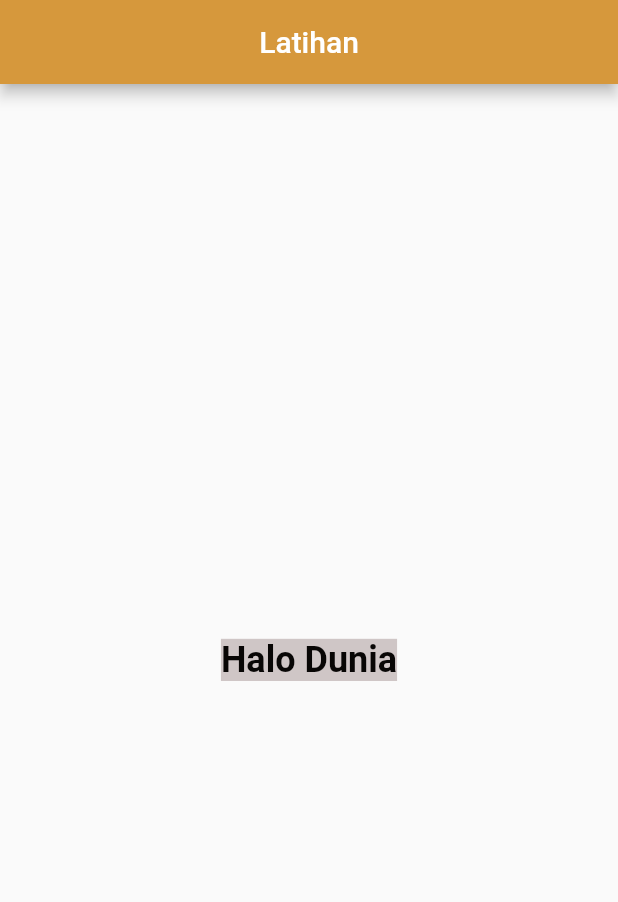
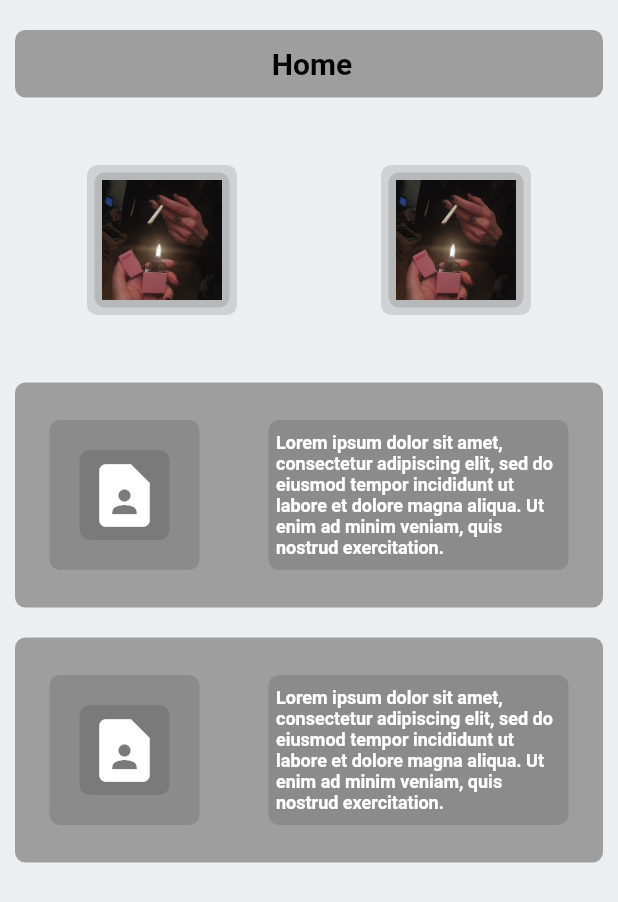
Before and after one commit to nazalappp/flutter, a Flutter app: the screen it shows after launch, on a phone screen of 412 x 824 dp. Shown: the top 902 px of the screen. Run offline on Flutter 3.47's test engine with Material 2 defaults, Android fonts, the phone set to English and light mode, and no system bars.

Commit message:
latihan-1

```diff
--- /dev/null
+++ b/lib/column_widget.dart
@@ -0,0 +1,17 @@
+import 'package:flutter/material.dart';
+
+class ColumnWidget extends StatelessWidget {
+  @override
+  Widget build(BuildContext context) {
+    return Column(
+      mainAxisAlignment: MainAxisAlignment.start,
+      children: [
+        Text("Nasi Goreng + Dancow Oreo"),
+        Padding(padding: EdgeInsets.only(top: 10)),
+        Text("Mie Ayam + Teh Pochi"),
+        Padding(padding: EdgeInsets.only(top: 10)),
+        Text("Bakso + Teh Soda"),
+      ],
+    );
+  }
+}
--- /dev/null
+++ b/lib/container_widget.dart
@@ -0,0 +1,23 @@
+import 'package:flutter/material.dart';
+
+class ContainerWidget extends StatelessWidget {
+  const ContainerWidget({super.key});
+
+  @override
+  Widget build(BuildContext context) {
+    return Container(
+      height: 200,
+      width: 200,
+      decoration: BoxDecoration(
+        gradient: LinearGradient(
+          colors: [Color.fromARGB(255, 238, 103, 103), Colors.grey, Color.fromARGB(255, 180, 29, 29)],
+        ),
+        // color: Colors.blueGrey,
+        borderRadius: BorderRadius.circular(10)
+      ),
+      child: Center(
+        child: Text("Ini adalah Container"),
+      ),
+    );
+  }
+}
--- /dev/null
+++ b/lib/latihan/latihan_satu.dart
@@ -0,0 +1,232 @@
+import 'package:flutter/material.dart';
+
+class LatihanSatu extends StatefulWidget {
+  const LatihanSatu({super.key});
+
+  @override
+  State<LatihanSatu> createState() => _LatihanSatuState();
+}
+
+class _LatihanSatuState extends State<LatihanSatu> {
+  @override
+  Widget build(BuildContext context) {
+    return Scaffold(
+      body: Container(
+        color: Colors.blueGrey[50],
+        padding: const EdgeInsets.only(left: 10, right: 10),
+        child: ListView(
+          children: [
+            Container(
+              decoration: BoxDecoration(
+                  color: Colors.grey, borderRadius: BorderRadius.circular(7)),
+              margin: const EdgeInsets.only(top: 20),
+              width: 10,
+              height: 45,
+              child: Row(
+                mainAxisAlignment: MainAxisAlignment.center,
+                children: [
+                  Container(
+                    margin: const EdgeInsets.only(left: 4),
+                    padding: const EdgeInsets.all(5),
+                    child: const Text(
+                      'Home',
+                      style: TextStyle(
+                        color: Color.fromARGB(255, 0, 0, 0),
+                        fontSize: 20,
+                        fontWeight: FontWeight.w700,
+                      ),
+                    ),
+                  ),
+                ],
+              ),
+            ),
+            Container(
+              // decoration: BoxDecoration(
+              //     color: Colors.grey, borderRadius: BorderRadius.circular(7)),
+              margin: const EdgeInsets.only(top: 20),
+              width: 10,
+              height: 150,
+              child: Row(
+                mainAxisAlignment: MainAxisAlignment.spaceAround,
+                children: [
+                  Container(
+                    decoration: BoxDecoration(
+                        color: Colors.black12,
+                        borderRadius: BorderRadius.circular(7)),
+                    padding: const EdgeInsets.all(5),
+                    height: 100,
+                    width: 100,
+                    child: Column(
+                      mainAxisAlignment: MainAxisAlignment.center,
+                      crossAxisAlignment: CrossAxisAlignment.center,
+                      children: [
+                        Container(
+                          decoration: BoxDecoration(
+                              color: Colors.black12,
+                              borderRadius: BorderRadius.circular(7)),
+                          padding: const EdgeInsets.all(5),
+                          child: [
+                            Image.asset(
+                              "assets/images/image.jpg"
+                            ),
+                          ][0],
+                        )
+                      ],
+                    ),
+                  ),
+                  Container(
+                    decoration: BoxDecoration(
+                        color: Colors.black12,
+                        borderRadius: BorderRadius.circular(7)),
+                    padding: const EdgeInsets.all(5),
+                    height: 100,
+                    width: 100,
+                    child: Column(
+                      mainAxisAlignment: MainAxisAlignment.center,
+                      crossAxisAlignment: CrossAxisAlignment.center,
+                      children: [
+                        Container(
+                          decoration: BoxDecoration(
+                              color: Colors.black12,
+                              borderRadius: BorderRadius.circular(7)),
+                          padding: const EdgeInsets.all(5),
+                          child: [
+                            Image.asset(
+                              "assets/images/image.jpg"
+                            ),
+                          ][0],
+                        )
+                      ],
+                    ),
+                  ),
+                ],
+              ),
+            ),
+            Container(
+              decoration: BoxDecoration(
+                  color: Colors.grey, borderRadius: BorderRadius.circular(7)),
+              margin: const EdgeInsets.only(top: 20),
+              width: 10,
+              height: 150,
+              child: Row(
+                mainAxisAlignment: MainAxisAlignment.spaceAround,
+                children: [
+                  Container(
+                    decoration: BoxDecoration(
+                        color: Colors.black12,
+                        borderRadius: BorderRadius.circular(7)),
+                    padding: const EdgeInsets.all(5),
+                    height: 100,
+                    width: 100,
+                    child: Column(
+                      mainAxisAlignment: MainAxisAlignment.center,
+                      crossAxisAlignment: CrossAxisAlignment.center,
+                      children: [
+                        Container(
+                          decoration: BoxDecoration(
+                              color: Colors.black12,
+                              borderRadius: BorderRadius.circular(7)),
+                          padding: const EdgeInsets.all(5),
+                          child: [
+                            const Icon(
+                              Icons.contact_page,
+                              color: Colors.white,
+                              size: 50,
+                            ),
+                          ][0],
+                        )
+                      ],
+                    ),
+                  ),
+                  Container(
+                    decoration: BoxDecoration(
+                        color: Colors.black12,
+                        borderRadius: BorderRadius.circular(7)),
+                    padding: const EdgeInsets.all(5),
+                    height: 100,
+                    width: 200,
+                    child: Column(
+                      mainAxisAlignment: MainAxisAlignment.center,
+                      crossAxisAlignment: CrossAxisAlignment.center,
+                      children: const [
+                        Text(
+                          'Lorem ipsum dolor sit amet, consectetur adipiscing elit, sed do eiusmod tempor incididunt ut labore et dolore magna aliqua. Ut enim ad minim veniam, quis nostrud exercitation.',
+                          style: TextStyle(
+                            color: Colors.white,
+                            fontSize: 12,
+                            fontWeight: FontWeight.w700,
+                          ),
+                        ),
+                      ],
+                    ),
+                  ),
+                ],
+              ),
+            ),
+            Container(
+              decoration: BoxDecoration(
+                  color: Colors.grey, borderRadius: BorderRadius.circular(7)),
+              margin: const EdgeInsets.only(top: 20, bottom: 20),
+              width: 10,
+              height: 150,
+              child: Row(
+                mainAxisAlignment: MainAxisAlignment.spaceAround,
+                children: [
+                  Container(
+                    decoration: BoxDecoration(
+                        color: Colors.black12,
+                        borderRadius: BorderRadius.circular(7)),
+                    padding: const EdgeInsets.all(5),
+                    height: 100,
+                    width: 100,
+                    child: Column(
+                      mainAxisAlignment: MainAxisAlignment.center,
+                      crossAxisAlignment: CrossAxisAlignment.center,
+                      children: [
+                        Container(
+                          decoration: BoxDecoration(
+                              color: Colors.black12,
+                              borderRadius: BorderRadius.circular(7)),
+                          padding: const EdgeInsets.all(5),
+                          child: [
+                            const Icon(
+                              Icons.contact_page,
+                              color: Colors.white,
+                              size: 50,
+                            ),
+                          ][0],
+                        )
+                      ],
+                    ),
+                  ),
+                  Container(
+                    decoration: BoxDecoration(
+                        color: Colors.black12,
+                        borderRadius: BorderRadius.circular(7)),
+                    padding: const EdgeInsets.all(5),
+                    height: 100,
+                    width: 200,
+                    child: Column(
+                      mainAxisAlignment: MainAxisAlignment.center,
+                      crossAxisAlignment: CrossAxisAlignment.center,
+                      children: const [
+                        Text(
+                          'Lorem ipsum dolor sit amet, consectetur adipiscing elit, sed do eiusmod tempor incididunt ut labore et dolore magna aliqua. Ut enim ad minim veniam, quis nostrud exercitation.',
+                          style: TextStyle(
+                            color: Colors.white,
+                            fontSize: 12,
+                            fontWeight: FontWeight.w700,
+                          ),
+                        ),
+                      ],
+                    ),
+                  ),
+                ],
+              ),
+            ),
+          ],
+        ),
+      ),
+    );
+  }
+}
--- /dev/null
+++ b/lib/latihan_widget.dart
@@ -0,0 +1,36 @@
+import 'package:flutter/material.dart';
+
+class LatihanWidget extends StatelessWidget {
+  const LatihanWidget({super.key});
+
+  @override
+  Widget build(BuildContext context) {
+    return Center(
+      child: Column(
+        children: [
+          Padding(padding: EdgeInsets.only(top: 15)),
+          Container(
+            child: Center(
+              child: Text(
+                "Home",
+                style: TextStyle(
+                  fontSize: 24,
+                  fontWeight: FontWeight.bold
+                ),
+              ),
+            ),
+            height: 50,
+            width: 380,
+            decoration: BoxDecoration(
+              color: Color.fromARGB(255, 235, 214, 214)
+            ),
+          ),
+          Padding(
+            padding: const EdgeInsets.only(top: 20),
+
+          ),
+        ],
+      ),
+    );
+  }
+}
--- a/lib/main.dart
+++ b/lib/main.dart
@@ -1,4 +1,9 @@
 import 'package:flutter/material.dart';
+import 'column_widget.dart';
+import 'row_widget.dart';
+import 'container_widget.dart';
+import 'latihan_widget.dart';
+import 'latihan/latihan_satu.dart';
 
 void main() {
   runApp(MyApp());
@@ -12,20 +17,45 @@ class MyApp extends StatelessWidget {
     return MaterialApp(
       title: "Latihan Flutter",
       home: Scaffold(
-        appBar: AppBar(
-          backgroundColor: Color.fromARGB(255, 214, 152, 60),
-          centerTitle: true,
-          title: Text("Latihan"),
+        // appBar: AppBar(
+        //   backgroundColor: Color.fromARGB(255, 197, 197, 197),
+        //   centerTitle: true,
+        //   title: Text("Home"),
+        // ),
+        body: LatihanSatu(),
+        // body: Column(
+        //   children: [
+        //     RowWidget(),
+        //     Padding(
+        //       padding: EdgeInsets.only(top: 20)
+        //     ),
+        //     ColumnWidget(),
+        //     Padding(
+        //       padding: EdgeInsets.only(top: 20)
+        //     ),
+        //     ContainerWidget(),
+        //   ],
+        // ),
       ),
-        body: Center(
-          child: Text("Halo Dunia",
+      debugShowCheckedModeBanner: false,
+    );
+  }
+}
+
+class WidgetPertama extends StatelessWidget {
+  const WidgetPertama({
+    super.key,
+  });
+
+  @override
+  Widget build(BuildContext context) {
+    return Center(
+      child: Text("Hello World",
       style: TextStyle(
         fontSize: 24,
         fontWeight: FontWeight.bold,
         color: Color.fromARGB(255, 8, 6, 5),
         backgroundColor: Color.fromARGB(255, 207, 198, 198),
-            ),
-          ),
         ),
       ),
     );
--- /dev/null
+++ b/lib/row_widget.dart
@@ -0,0 +1,32 @@
+import 'package:flutter/material.dart';
+
+class RowWidget extends StatelessWidget {
+  const RowWidget({super.key});
+
+  @override
+  Widget build(BuildContext context) {
+    return Row(
+      mainAxisAlignment: MainAxisAlignment.spaceBetween,
+      children: [
+        Container(
+          color: Colors.black54,
+          child: FlutterLogo(
+            size: 48,
+          ),
+        ),
+        Container(
+          color: Colors.black87,
+          child: FlutterLogo(
+            size: 48,
+          ),
+        ),
+        Container(
+          color: Colors.black12,
+          child: FlutterLogo(
+            size: 48,
+          ),
+        ),
+      ],
+    );
+  }
+}
--- a/pubspec.yaml
+++ b/pubspec.yaml
@@ -59,9 +59,9 @@ flutter:
   uses-material-design: true
 
   # To add assets to your application, add an assets section, like this:
-  # assets:
-  #   - images/a_dot_burr.jpeg
-  #   - images/a_dot_ham.jpeg
+  assets:
+    - assets/images/
+    # - images/a_dot_ham.jpeg
 
   # An image asset can refer to one or more resolution-specific "variants", see
   # https://flutter.dev/assets-and-images/#resolution-aware
```
Also changed, not shown: assets/images/image.jpg (added). Lines whose indentation alone changed are shown as unchanged.
